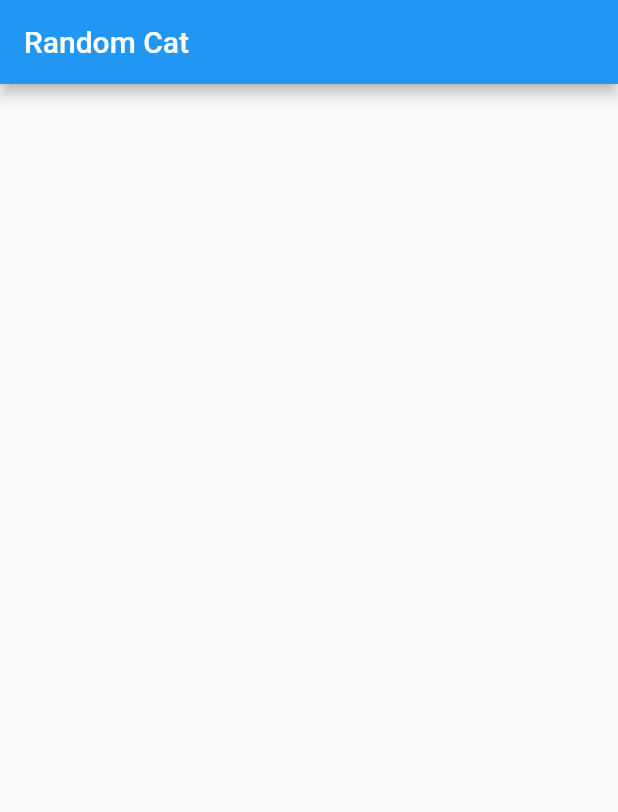
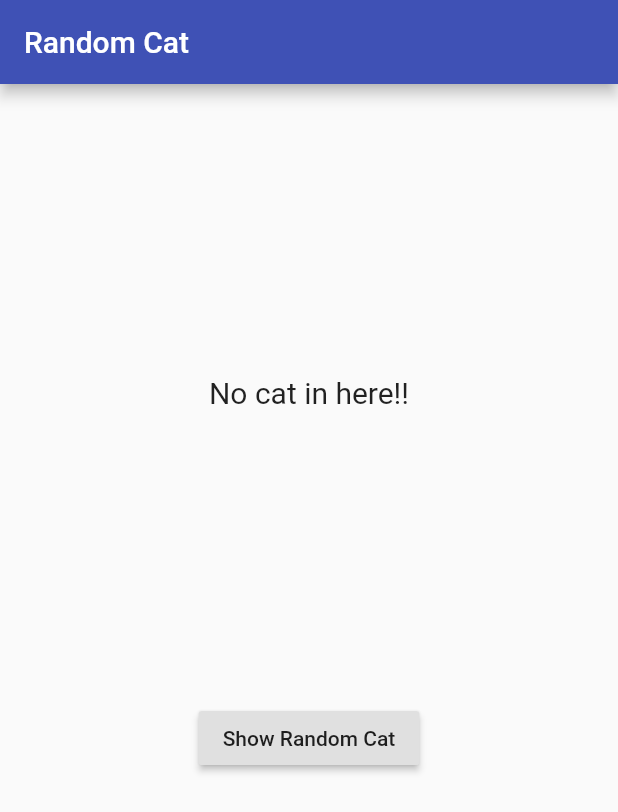
Before and after one commit to youneshenniwrites/random_cat_generator, a Flutter app: the screen it shows after launch, on a phone screen of 412 x 824 dp. Shown: the top 812 px of the screen. Run offline on Flutter 3.47's test engine with Material 2 defaults, Android fonts, the phone set to English and light mode, and no system bars; our stand-ins replace bloc, dartz, data_connection_checker, flutter_bloc, get_it.

Commit message:
add ui with flutter

```diff
--- a/lib/features/random_cat/presentation/screens/random_cat_screen.dart
+++ b/lib/features/random_cat/presentation/screens/random_cat_screen.dart
@@ -1,4 +1,9 @@
 import 'package:flutter/material.dart';
+import 'package:flutter_bloc/flutter_bloc.dart';
+import 'package:random_cat/features/random_cat/domain/entities/random_cat.dart';
+
+import '../../../../injection_container.dart';
+import '../bloc/random_cat_bloc.dart';
 
 class RandomCatScreen extends StatelessWidget {
   @override
@@ -7,6 +12,102 @@ class RandomCatScreen extends StatelessWidget {
       appBar: AppBar(
         title: Text('Random Cat'),
       ),
+      body: buildBody(context),
+    );
+  }
+
+  BlocProvider<RandomCatBloc> buildBody(BuildContext context) {
+    return BlocProvider(
+      create: (_) => locator<RandomCatBloc>(),
+      child: Center(
+        child: Column(
+          children: <Widget>[
+            BlocBuilder<RandomCatBloc, RandomCatState>(
+              builder: (context, state) {
+                if (state is Empty) {
+                  return MessageDisplay(
+                    message: 'No cat in here!!',
+                  );
+                } else if (state is Loading) {
+                  return LoadingWidget();
+                } else if (state is Error) {
+                  return MessageDisplay(
+                    message: state.message,
+                  );
+                } else if (state is Loaded) {
+                  return DisplayRandomCat(
+                    cat: state.randomCat.fileUrl as RandomCat,
+                  );
+                }
+              },
+            ),
+            RaisedButton(
+              child: Text('Show Random Cat'),
+              onPressed: () {},
+            ),
+          ],
+        ),
+      ),
     );
   }
 }
+
+class MessageDisplay extends StatelessWidget {
+  final String message;
+
+  const MessageDisplay({
+    Key key,
+    @required this.message,
+  }) : super(key: key);
+
+  @override
+  Widget build(BuildContext context) {
+    return Container(
+      height: MediaQuery.of(context).size.height / 2,
+      child: Center(
+        child: Text(
+          message,
+          style: TextStyle(fontSize: 20),
+          textAlign: TextAlign.center,
+        ),
+      ),
+    );
+  }
+}
+
+class LoadingWidget extends StatelessWidget {
+  const LoadingWidget({
+    Key key,
+  }) : super(key: key);
+
+  @override
+  Widget build(BuildContext context) {
+    return Container(
+      height: MediaQuery.of(context).size.height / 2,
+      child: Center(
+        child: CircularProgressIndicator(),
+      ),
+    );
+  }
+}
+
+class DisplayRandomCat extends StatelessWidget {
+  final RandomCat cat;
+
+  const DisplayRandomCat({
+    Key key,
+    @required this.cat,
+  }) : super(key: key);
+
+  @override
+  Widget build(BuildContext context) {
+    return Container(
+      height: MediaQuery.of(context).size.height / 2,
+      child: Center(
+        child: Image.network(
+          cat.fileUrl,
+        ),
+      ),
+    );
+  }
+}
--- a/lib/main.dart
+++ b/lib/main.dart
@@ -14,6 +14,10 @@ class MyApp extends StatelessWidget {
   Widget build(BuildContext context) {
     return MaterialApp(
       title: 'Random Cat',
+      theme: ThemeData(
+        primaryColor: Colors.indigo,
+        accentColor: Colors.indigoAccent,
+      ),
       home: RandomCatScreen(),
     );
   }
--- a/pubspec.yaml
+++ b/pubspec.yaml
@@ -24,6 +24,7 @@ dependencies:
   http: ^0.12.0+4
   bloc: ^3.0.0
   get_it: ^4.0.0
+  flutter_bloc: ^3.2.0
 
   # The following adds the Cupertino Icons font to your application.
   # Use with the CupertinoIcons class for iOS style icons.
```
Also changed, not shown: pubspec.lock.
